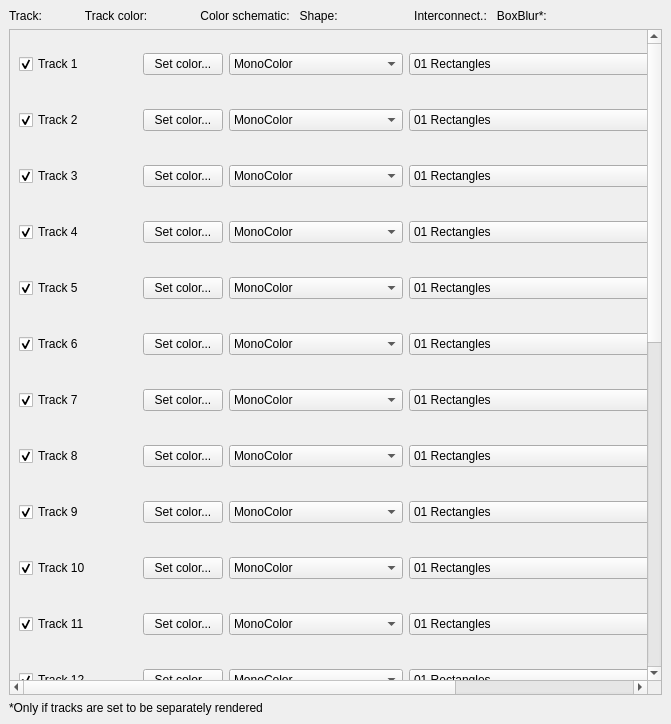
Qt form ui/trackssetup.ui (lgmventura/MusicaVisual) before a commit.
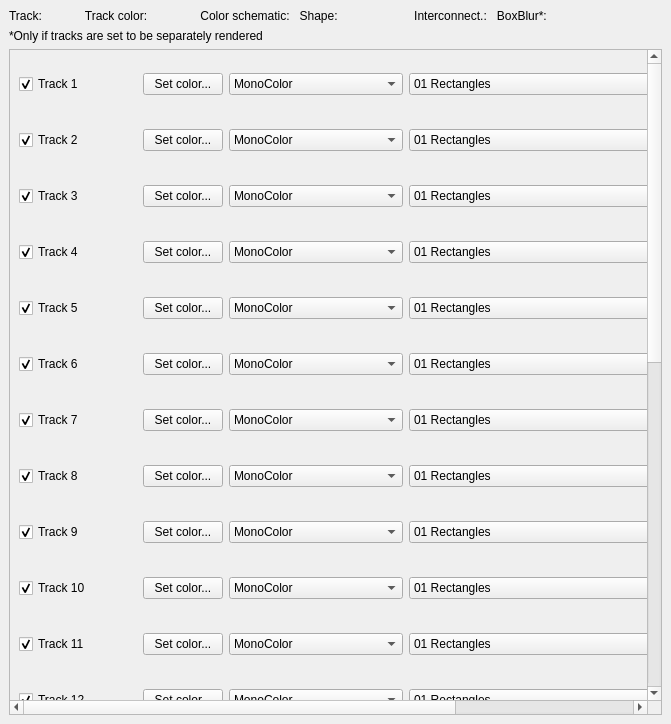
The same form after that commit.

Commit message: New UI for changing appearence from tracks for the block rendering. Now, most UI elements are being added programmatically: will be able to use any number of tracks (up to 128, the MIDI limit)! This will replace trackssetup when finished.

```diff
--- a/ui/trackssetup.ui
+++ b/ui/trackssetup.ui
@@ -32,7 +32,7 @@
       </property>
      </widget>
     </item>
-    <item row="1" column="0">
+    <item row="3" column="0">
      <widget class="QScrollArea" name="scrollArea">
       <property name="widgetResizable">
        <bool>true</bool>
@@ -40,9 +40,9 @@
       <widget class="QWidget" name="scrollAreaWidgetContents">
        <property name="geometry">
         <rect>
-         <x>0</x>
+         <x>-362</x>
          <y>0</y>
-         <width>1009</width>
+         <width>999</width>
          <height>1356</height>
         </rect>
        </property>
```
The commit also changes 9 other files.
